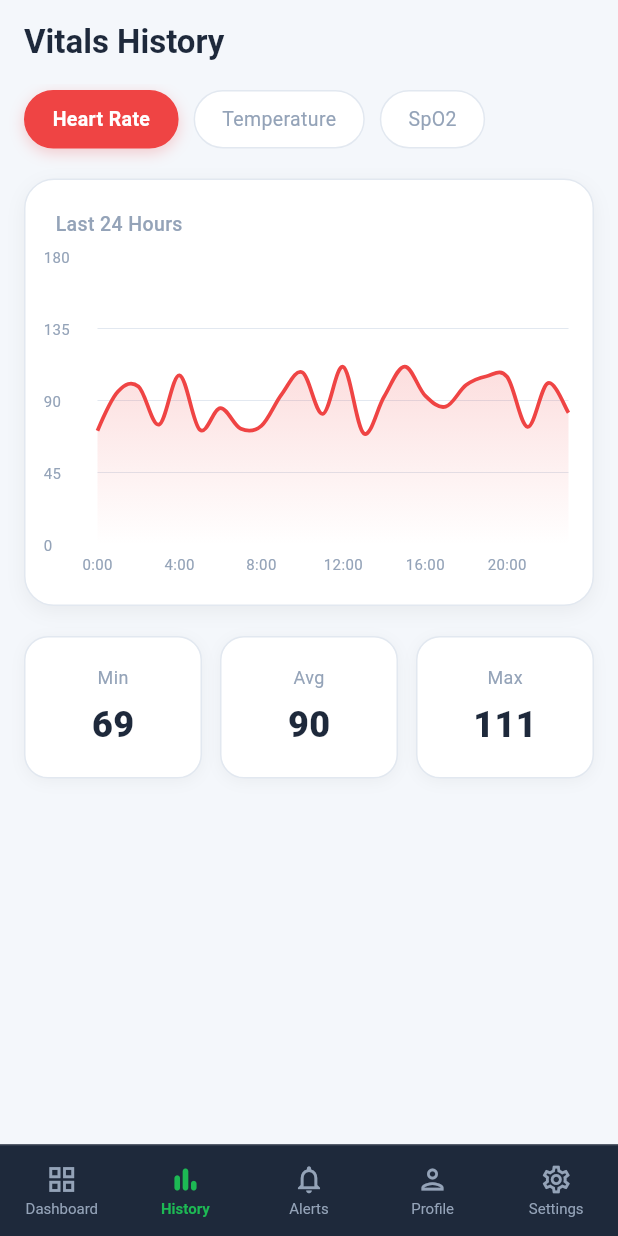
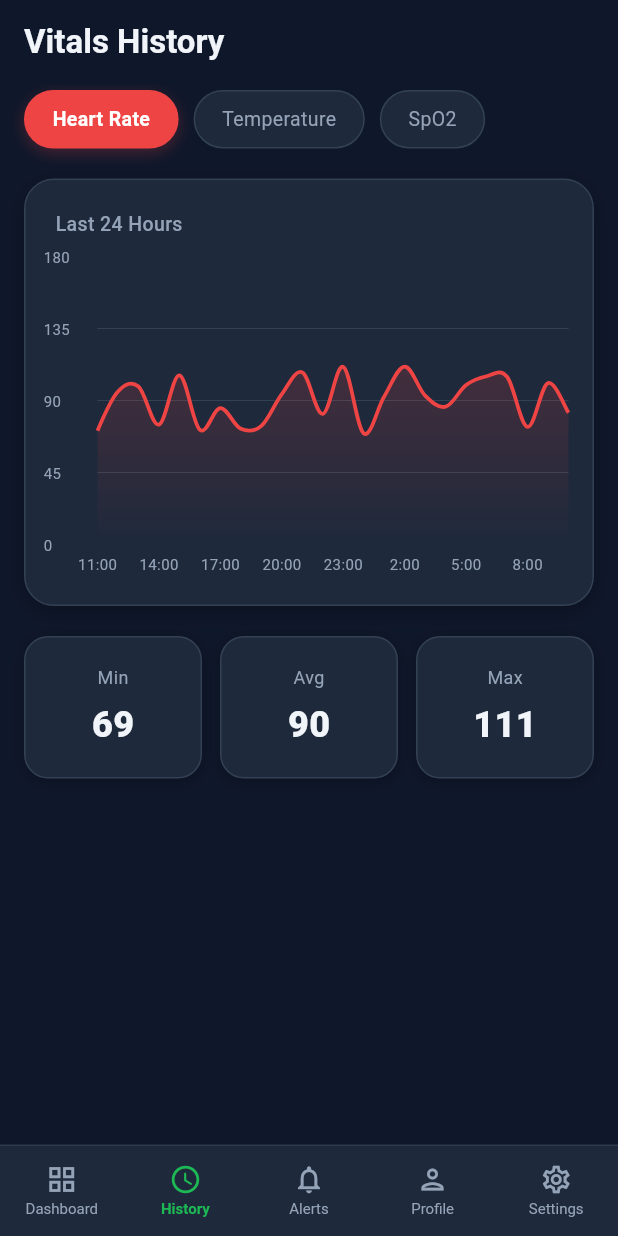
Before and after one commit to ayanamary-05/Infant-vitals-monitor, a Flutter app: the HomeScreen screen opened directly, item 2 of the bottom bar chosen, on a phone screen of 412 x 824 dp. Run offline on Flutter 3.47's test engine with Material 3 defaults, Android fonts, the light colour scheme and no system bars; drawn by our look-alikes of fl_chart; our stand-ins replace firebase_auth, firebase_core, firebase_database, shared_preferences; accounts and stored records are empty.

Commit message:
added history page

```diff
--- a/lib/screens/history_screen.dart
+++ b/lib/screens/history_screen.dart
@@ -4,12 +4,12 @@ import 'package:firebase_database/firebase_database.dart';
 import 'package:fl_chart/fl_chart.dart';
 
 // ── Palette ────────────────────────────────────────────────────────────────
-const Color _bg      = Color(0xFFF4F7FB);
-const Color _surface = Color(0xFFFFFFFF);
-const Color _primary = Color(0xFF3B82F6);
-const Color _textMain = Color(0xFF1E293B);
+const Color _bg       = Color(0xFF0F172A);
+const Color _surface  = Color(0xFF1E293B);
+const Color _primary  = Color(0xFF4F8EF7);
+const Color _textMain = Color(0xFFF1F5F9);
 const Color _textSub  = Color(0xFF94A3B8);
-const Color _border   = Color(0xFFE2E8F0);
+const Color _border   = Color(0xFF334155);
 
 // ── Vital tab definition ────────────────────────────────────────────────────
 class _VitalTab {
@@ -56,6 +56,7 @@ class _HistoryScreenState extends State<HistoryScreen> {
   int _selectedTab = 0;
   List<FlSpot> _spots = [];
   bool _loading = true;
+  int? _touchedIndex;
 
   @override
   void initState() {
@@ -158,7 +159,7 @@ class _HistoryScreenState extends State<HistoryScreen> {
                 border: Border.all(color: _border),
                 boxShadow: [
                   BoxShadow(
-                    color: Colors.black.withValues(alpha: 0.05),
+                    color: Colors.black.withValues(alpha: 0.25),
                     blurRadius: 10,
                     offset: const Offset(0, 4),
                   ),
@@ -217,13 +218,15 @@ class _HistoryScreenState extends State<HistoryScreen> {
       lineTouchData: LineTouchData(
         enabled: true,
         touchTooltipData: LineTouchTooltipData(
-          getTooltipColor: (_) => Colors.white,
+          getTooltipColor: (_) => const Color(0xFF1E293B),
           tooltipBorder: BorderSide(color: _border),
           tooltipRoundedRadius: 10,
           getTooltipItems: (spots) => spots.map((s) {
-            final h = s.x.toInt();
-            final timeLabel = '${h == 0 ? 12 : (h > 12 ? h - 12 : h)}:00'
-                '${h < 12 ? ' AM' : ' PM'}';
+            final idx = s.x.toInt();
+            final now = DateTime.now();
+            final startHour = (now.hour - 23 + 24) % 24;
+            final hour = (startHour + idx) % 24;
+            final timeLabel = '$hour:00';
             return LineTooltipItem(
               '$timeLabel\n',
               const TextStyle(color: _textSub, fontSize: 11),
@@ -260,7 +263,7 @@ class _HistoryScreenState extends State<HistoryScreen> {
         drawVerticalLine: false,
         horizontalInterval: (tab.maxY - tab.minY) / 4,
         getDrawingHorizontalLine: (_) =>
-            const FlLine(color: Color(0xFFE2E8F0), strokeWidth: 0.8),
+            const FlLine(color: Color(0xFF334155), strokeWidth: 0.8),
       ),
       borderData: FlBorderData(show: false),
       titlesData: FlTitlesData(
@@ -279,14 +282,18 @@ class _HistoryScreenState extends State<HistoryScreen> {
           sideTitles: SideTitles(
             showTitles: true,
             reservedSize: 28,
-            interval: 4,
+            interval: 3,
             getTitlesWidget: (val, _) {
-              final h = val.toInt();
-              if (h % 4 != 0) return const SizedBox.shrink();
+              final idx = val.toInt();
+              if (idx % 3 != 0) return const SizedBox.shrink();
+              // Map index 0..23 to real clock hours starting 1 hour ago
+              final now = DateTime.now();
+              final startHour = (now.hour - 23 + 24) % 24;
+              final hour = (startHour + idx) % 24;
               return Padding(
                 padding: const EdgeInsets.only(top: 6),
                 child: Text(
-                  '${h == 0 ? 0 : h}:00',
+                  '$hour:00',
                   style: const TextStyle(color: _textSub, fontSize: 10),
                 ),
               );
@@ -405,7 +412,7 @@ class _StatCard extends StatelessWidget {
           border: Border.all(color: _border),
           boxShadow: [
             BoxShadow(
-              color: Colors.black.withValues(alpha: 0.04),
+              color: Colors.black.withValues(alpha: 0.25),
               blurRadius: 8,
               offset: const Offset(0, 2),
             ),
--- a/lib/screens/home_screen.dart
+++ b/lib/screens/home_screen.dart
@@ -649,7 +649,7 @@ class _BottomNav extends StatelessWidget {
 
   static const _items = [
     (Icons.grid_view_rounded,         Icons.grid_view_outlined,          'Dashboard'),
-    (Icons.bar_chart_rounded,          Icons.bar_chart_outlined,          'History'),
+    (Icons.access_time_rounded,        Icons.access_time_outlined,        'History'),
     (Icons.notifications_rounded,      Icons.notifications_outlined,      'Alerts'),
     (Icons.person_rounded,             Icons.person_outlined,             'Profile'),
     (Icons.settings_rounded,           Icons.settings_outlined,           'Settings'),
```
